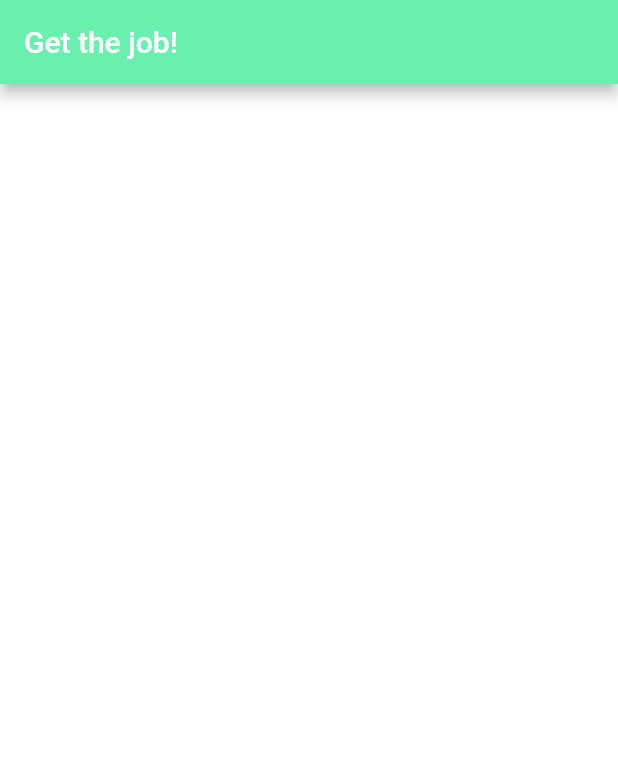
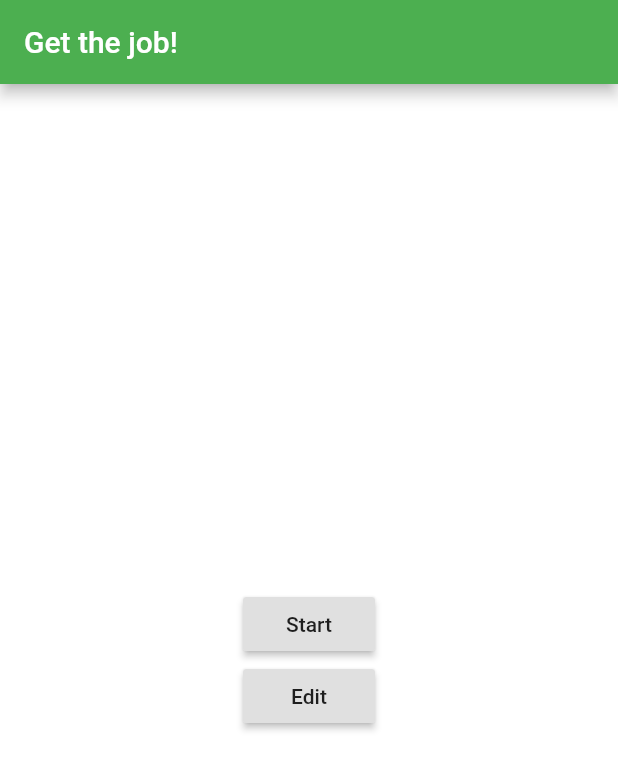
Before and after one commit to JobInterviewPractice/job_interview_practice, a Flutter app: the screen it shows after launch, on a phone screen of 412 x 824 dp. Shown: the top 770 px of the screen. Run offline on Flutter 3.47's test engine with Material 2 defaults, Android fonts, the phone set to English and light mode, and no system bars.

Commit message:
add simple page transition

```diff
--- a/lib/main.dart
+++ b/lib/main.dart
@@ -16,7 +16,7 @@ class MyApp extends StatelessWidget {
       home: Scaffold(
         backgroundColor: Colors.white,
         appBar: AppBar(
-          backgroundColor: Colors.greenAccent,
+          backgroundColor: Colors.green,
           title: Text(
            'Get the job!',
             style: TextStyle(
@@ -31,6 +31,10 @@ class MyApp extends StatelessWidget {
           ),
         ),
       ),
+      routes: <String, WidgetBuilder> {
+        '/start_page': (BuildContext context) => StartPage(),
+        '/edit_page': (BuildContext context) => EditPage(),
+      },
     );
   }
 }
@@ -38,6 +42,87 @@ class MyApp extends StatelessWidget {
 class AppPage extends StatelessWidget {
   @override
   Widget build(BuildContext context) {
-    return Container();
+    return Container(
+        child: Center(
+          child: Column(
+            mainAxisAlignment: MainAxisAlignment.center,
+            children: [
+              RaisedButton(
+                onPressed: () => Navigator.of(context).pushNamed("/start_page"),
+                child: Text(
+                  'Start',
+                  style: TextStyle(
+                  ),
+                ),
+              ),
+              RaisedButton(
+                onPressed: () => Navigator.of(context).pushNamed("/edit_page"),
+                child: Text(
+                  'Edit',
+                  style: TextStyle(
+                  ),
+                ),
+              ),
+            ],
+          ),
+        ),
+    );
   }
 }
+
+class StartPage extends StatelessWidget {
+  @override
+  Widget build(BuildContext context) {
+    return Scaffold(
+      appBar: AppBar(
+        backgroundColor: Colors.green,
+        title: Text(
+          'Get the job!',
+          style: TextStyle(
+            fontSize: 20,
+          ),
+        ),
+      ),
+      body: Container(
+        padding: EdgeInsets.all(32.0),
+        child: Center(
+          child: Column(
+            children: <Widget>[
+              Text('Start'),
+              RaisedButton(onPressed: () => Navigator.of(context).pop(), child: Text('戻る'),)
+            ],
+          ),
+        ),
+      ),
+    );
+  }
+}
+
+
+class EditPage extends StatelessWidget {
+  @override
+  Widget build(BuildContext context) {
+    return Scaffold(
+      appBar: AppBar(
+        backgroundColor: Colors.green,
+        title: Text(
+          'Get the job!',
+          style: TextStyle(
+            fontSize: 20,
+          ),
+        ),
+      ),
+      body: Container(
+        padding: EdgeInsets.all(32.0),
+        child: Center(
+          child: Column(
+            children: <Widget>[
+              Text('Edit'),
+              RaisedButton(onPressed: () => Navigator.of(context).pop(), child: Text('戻る'),)
+            ],
+          ),
+        ),
+      ),
+    );
+  }
+}
```
